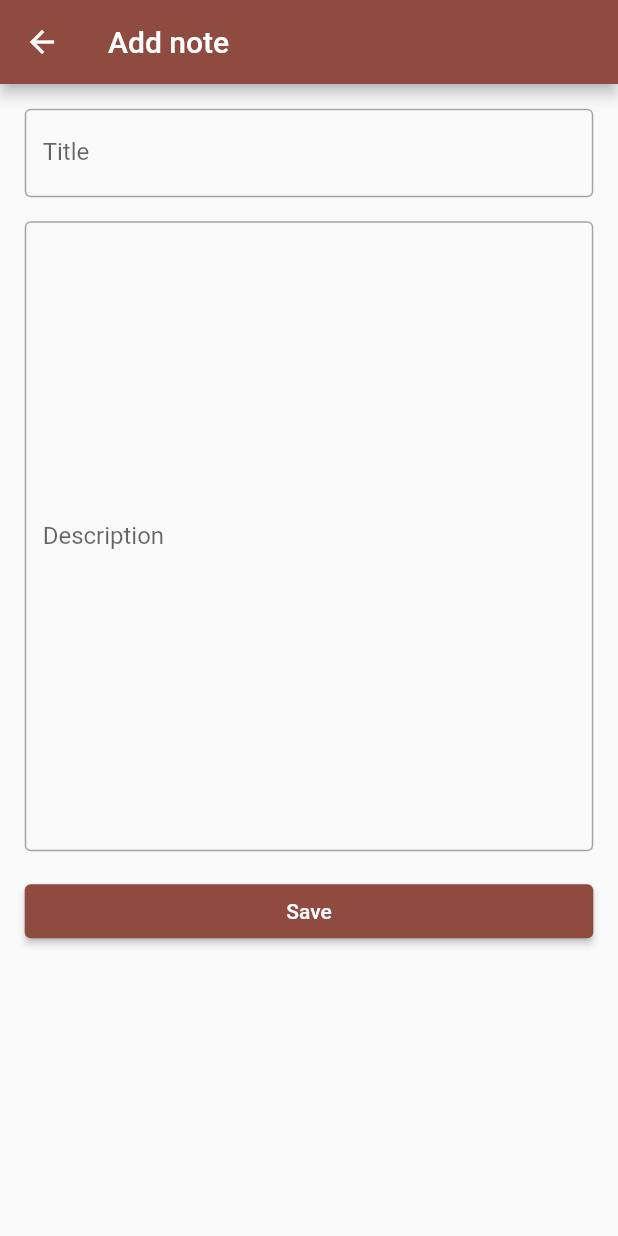
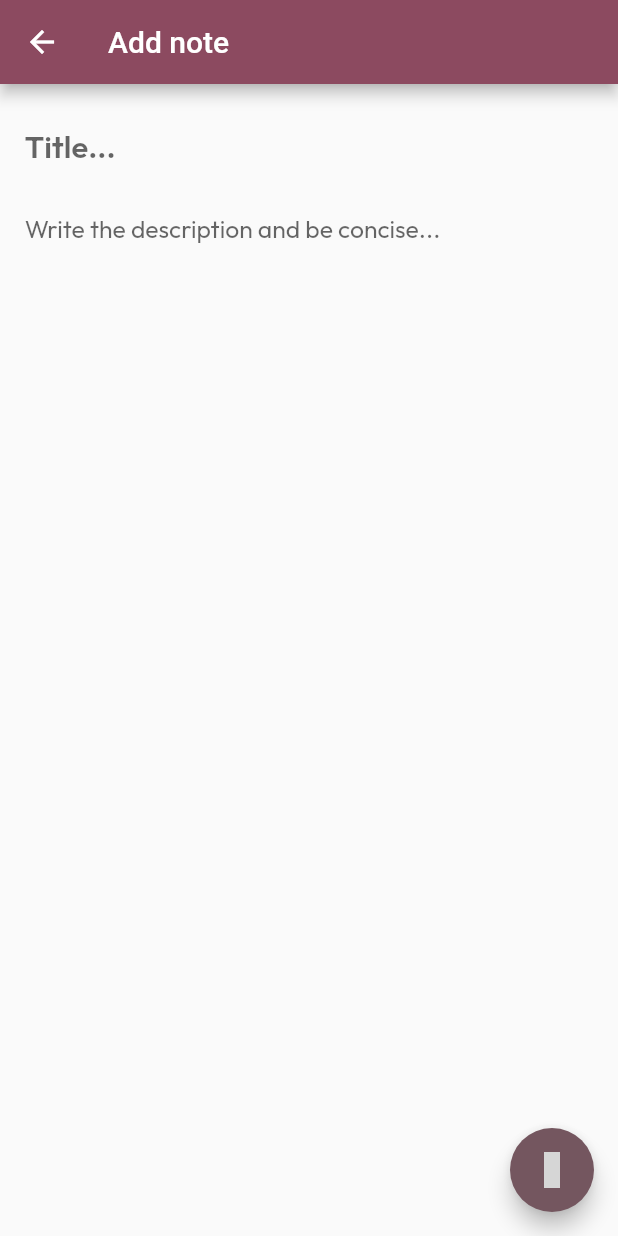
Before and after one commit to kaifakhtar/GarOI, a Flutter app: the VideoScreen screen opened directly with empty values, after a tap on "Pause and add note", on a phone screen of 412 x 824 dp. Run offline on Flutter 3.47's test engine with Material 2 defaults, Android fonts, the phone set to English and light mode, and no system bars; our stand-ins replace bloc, equatable, firebase_auth, firebase_core, flutter_animate, flutter_bloc and 11 more; accounts and stored records are empty; network calls fail; grey boxes are pictures that could not be loaded.

Commit message:
changes in ui

```diff
--- a/lib/features/notes/view/screens/note_screen.dart
+++ b/lib/features/notes/view/screens/note_screen.dart
@@ -2,6 +2,7 @@
 import 'package:flutter/material.dart';
 import 'package:flutter_bloc/flutter_bloc.dart';
 import 'package:flutter_screenutil/flutter_screenutil.dart';
+import 'package:google_fonts/google_fonts.dart';
 import 'package:iconsax/iconsax.dart';
 
 import 'package:ytyt/features/notes/bloc/note_bloc.dart';
@@ -56,7 +57,7 @@ class _NoteScreenState extends State<NoteScreen> {
           return true; // You can customize the behavior here
         },
         child: Scaffold(
-          resizeToAvoidBottomInset: false,
+          //resizeToAvoidBottomInset: false,
           appBar: AppBar(
             title: const Text('Add note'),
           ),
@@ -68,24 +69,77 @@ class _NoteScreenState extends State<NoteScreen> {
                 children: [
                   TextField(
                     controller: _titleController,
-                    decoration: const InputDecoration(
-                      border: OutlineInputBorder(),
-                      labelText: 'Title',
+                    decoration: InputDecoration(
+                      border: InputBorder.none,
+                      hintText: "Title...",
+                      hintStyle: GoogleFonts.outfit(
+                        fontSize: 20.sp,
+                        fontWeight: FontWeight.w600,
+                      ),
+
+                      // labelText: 'Title',
+                    ),
+                    style: GoogleFonts.outfit(
+                      fontSize: 20.sp,
+                      fontWeight: FontWeight.w600,
                     ),
                   ),
-                  const SizedBox(height: 16.0),
+                  SizedBox(height: 8.h),
                   TextField(
                     controller: _descriptionController,
+                    decoration: InputDecoration(
+                        //  labelText: 'Description',
+                        hintStyle: GoogleFonts.outfit(fontSize: 16.sp),
+                        border: InputBorder.none,
+                        hintText: "Write the description and be concise..."),
+                    style: GoogleFonts.outfit(fontSize: 16.sp),
                     maxLines: 20,
-                    decoration: const InputDecoration(
-                      border: OutlineInputBorder(),
-                      labelText: 'Description',
+                    // Allows the text field to grow dynamically
+                    keyboardType: TextInputType.multiline,
+                    scrollPhysics: const BouncingScrollPhysics(),
+                  ),
+                  SizedBox(height: 16.h),
+                  // ElevatedButton(
+                  //   onPressed: isButtonEnabled
+                  //       ? () {
+                  //           // Save note logic
+                  //           String title = _titleController.text;
+                  //           String description = _descriptionController.text;
+                  //           Note note = Note(
+                  //               title: title,
+                  //               description: description,
+                  //               videoId: widget.videoId,
+                  //               words: countWords(description),
+                  //               timestamp: DateTime.now());
+
+                  //           noteBloc.add(AddNote(note: note));
+
+                  //           // Perform necessary actions with the note data
+                  //           print(note.toString());
+                  //         }
+                  //       : null,
+                  //   child: BlocBuilder<NoteBloc  , NoteState>(
+                  //     builder: (context, state) {
+                  //       if (state is NoteLoading) {
+                  //          print("Note loading state");
+                  //         return const CircularProgressIndicator();
+                  //       }  if (state is NoteAdded) {
+                  //         print("Note added state");
+                  //         isButtonEnabled = false;
+
+                  //         return const Icon(Iconsax.tick_circle);
+                  //       }
+                  //       return const Text('Save');
+                  //     },
+                  //   ),
+                  // ),
+                ],
               ),
             ),
-                  const SizedBox(height: 16.0),
-                  ElevatedButton(
-                    onPressed: isButtonEnabled
-                        ? () {
+          ),
+          floatingActionButton: FloatingActionButton(
+            heroTag: null,
+            onPressed: () {
               // Save note logic
               String title = _titleController.text;
               String description = _descriptionController.text;
@@ -100,27 +154,8 @@ class _NoteScreenState extends State<NoteScreen> {
 
               // Perform necessary actions with the note data
               print(note.toString());
-                          }
-                        : null,
-                    child: BlocBuilder<NoteBloc  , NoteState>(
-                      builder: (context, state) {
-                        if (state is NoteLoading) {
-                           print("Note loading state");
-                          return const CircularProgressIndicator();
-                        }  if (state is NoteAdded) {
-                          print("Note added state");
-                          isButtonEnabled = false;
-
-
-                          return const Icon(Iconsax.tick_circle);
-                        }
-                        return const Text('Save');
             },
-                    ),
-                  ),
-                ],
-              ),
-            ),
+            child: const Icon(Iconsax.tick_circle),
           ),
         ),
       ),
--- a/lib/features/notes/view/widgets/note_card.dart
+++ b/lib/features/notes/view/widgets/note_card.dart
@@ -32,8 +32,8 @@ class NoteCard extends StatelessWidget {
             boxShadow: [
               BoxShadow(
                 blurRadius: 4.r,
-                color: const Color(0x33000000),
-                offset: const Offset(0, 2),
+                color: const Color.fromARGB(51, 131, 131, 131),
+                offset: const Offset(0, 0),
               )
             ],
             borderRadius: BorderRadius.circular(16.r),
@@ -50,7 +50,7 @@ class NoteCard extends StatelessWidget {
                     maxLines: 1,
                     overflow: TextOverflow.ellipsis,
                     style: GoogleFonts.outfit(
-                        fontWeight: FontWeight.w500,
+                        fontWeight: FontWeight.w600,
                         fontSize: 16.sp,
                         color: Colors.black87),
                   ),
@@ -71,7 +71,7 @@ class NoteCard extends StatelessWidget {
           ),
         ),
         Positioned(
-            bottom: 16.h,
+            bottom: 24.h,
             right: 16.w,
             child: GestureDetector(
               onTap: () {
@@ -90,7 +90,7 @@ class NoteCard extends StatelessWidget {
               ),
             )),
         Positioned(
-            bottom: 16.h,
+            bottom: 24.h,
             right: 56.w,
             child: GestureDetector(
               onTap: () {
@@ -114,14 +114,14 @@ class NoteCard extends StatelessWidget {
               ),
             )),
         Positioned(
-          bottom: 16.h,
+          bottom: 24.h,
           left: 16.w,
           child: Text(timeago.format(note.timestamp),
               style:
                   GoogleFonts.outfit(fontSize: 12.sp, color: Colors.black38)),
         ),
         Positioned(
-          bottom: 16.h,
+          bottom: 24.h,
           left: 96.w,
           child: Text("${note.words.toString()} words",
               style:
--- a/lib/main.dart
+++ b/lib/main.dart
@@ -13,10 +13,11 @@ import 'features/auth/view/screens/signup_screen.dart';
 import 'features/home/bloc/home_bloc.dart';
 import 'features/notes/note_service/note_service.dart';
 import 'package:flutter_dotenv/flutter_dotenv.dart';
-void main() async{
+
+void main() async {
   WidgetsFlutterBinding.ensureInitialized();
   await dotenv.load(fileName: ".env");
-await Firebase.initializeApp();
+  await Firebase.initializeApp();
   runApp(const MyApp());
 }
 
@@ -65,10 +66,10 @@ class MyApp extends StatelessWidget {
                 //
                 // This works for code too, not just values: Most code changes can be
                 // tested with just a hot reload.
-                colorScheme: ColorScheme.fromSeed(seedColor: Color(0xFF00000)),
+                colorScheme: ColorScheme.fromSeed(seedColor: const Color.fromARGB(255, 0, 0, 0)),
                 //    useMaterial3: true,
               ),
-              home:  HomeScreenSilver(),
+              home: HomeScreenSilver(),
             ),
           );
         });
--- a/lib/screens/video_screen.dart
+++ b/lib/screens/video_screen.dart
@@ -59,15 +59,8 @@ class _VideoScreenState extends State<VideoScreen> {
                 Column(
                   children: [
                     SizedBox(
-                      height: 325.h,
+                      height: 300.h,
                     ),
-                    OutlinedButton.icon(
-                        onPressed: () {
-                          final notePdfService = NotePdfService();
-                          notePdfService.generatePDF(widget.currentVideo.id);
-                        },
-                        icon: const Icon(Iconsax.export),
-                        label: const Text("Export these notes")),
                     BlocBuilder<NoteBloc, NoteState>(
                       builder: (context, state) {
                         if (state is NoNotes) {
@@ -84,18 +77,29 @@ class _VideoScreenState extends State<VideoScreen> {
                           );
                         }
                         if (state is NoteLoaded) {
-                          return SizedBox(
+                          return Column(
+                            children: [
+                              OutlinedButton.icon(
+                                  onPressed: () {
+                                    final notePdfService = NotePdfService();
+                                    notePdfService
+                                        .generatePDF(widget.currentVideo.id);
+                                  },
+                                  icon: const Icon(Iconsax.export),
+                                  label: const Text("Export these notes")),
+                              SizedBox(
                                 height: 330.h,
                                 child: Padding(
-                              padding: EdgeInsets.only(top: 32.h),
+                                  padding: EdgeInsets.only(top: 16.h),
                                   child: ListView.builder(
                                     scrollDirection: Axis.horizontal,
                                     shrinkWrap: true,
                                     itemCount: state.notes.length,
-                                itemBuilder: (BuildContext context, int index) {
+                                    itemBuilder:
+                                        (BuildContext context, int index) {
                                       return Padding(
-                                    padding:
-                                        EdgeInsets.symmetric(horizontal: 16.w),
+                                        padding: EdgeInsets.symmetric(
+                                            horizontal: 16.w),
                                         child: NoteCard(
                                             note: state.notes[index],
                                             vidId: widget.currentVideo.id),
@@ -103,6 +107,8 @@ class _VideoScreenState extends State<VideoScreen> {
                                     },
                                   ),
                                 ),
+                              ),
+                            ],
                           );
                         }
                         return const Text("Useless builer");
```
Lines whose indentation alone changed are shown as unchanged.
